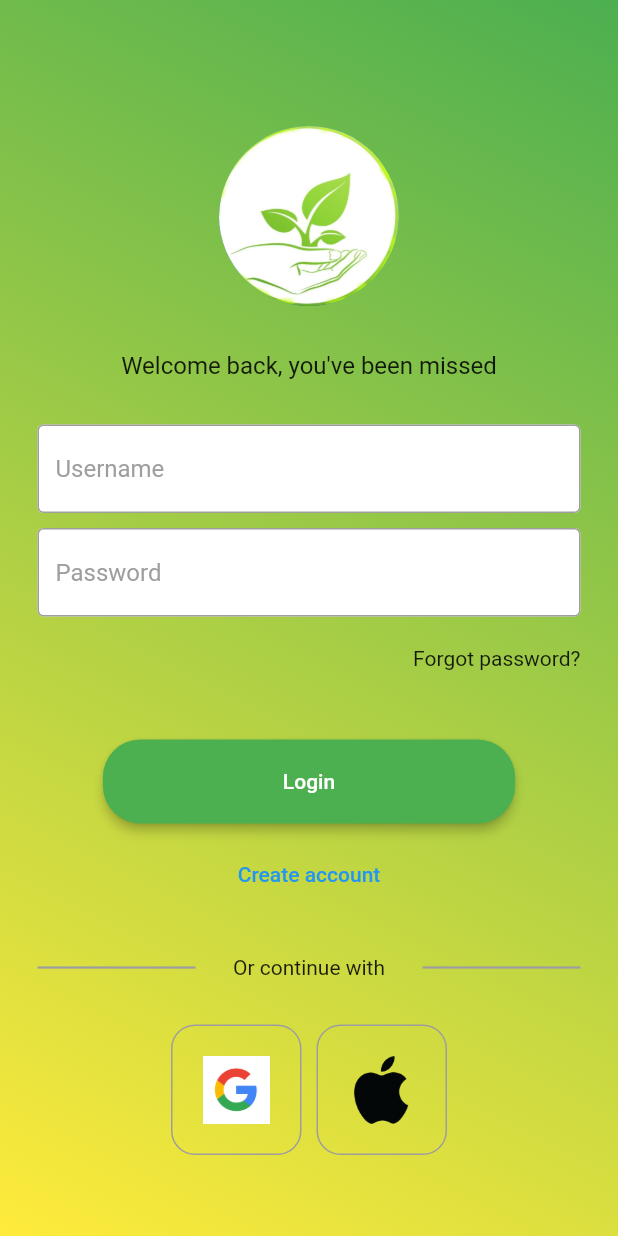
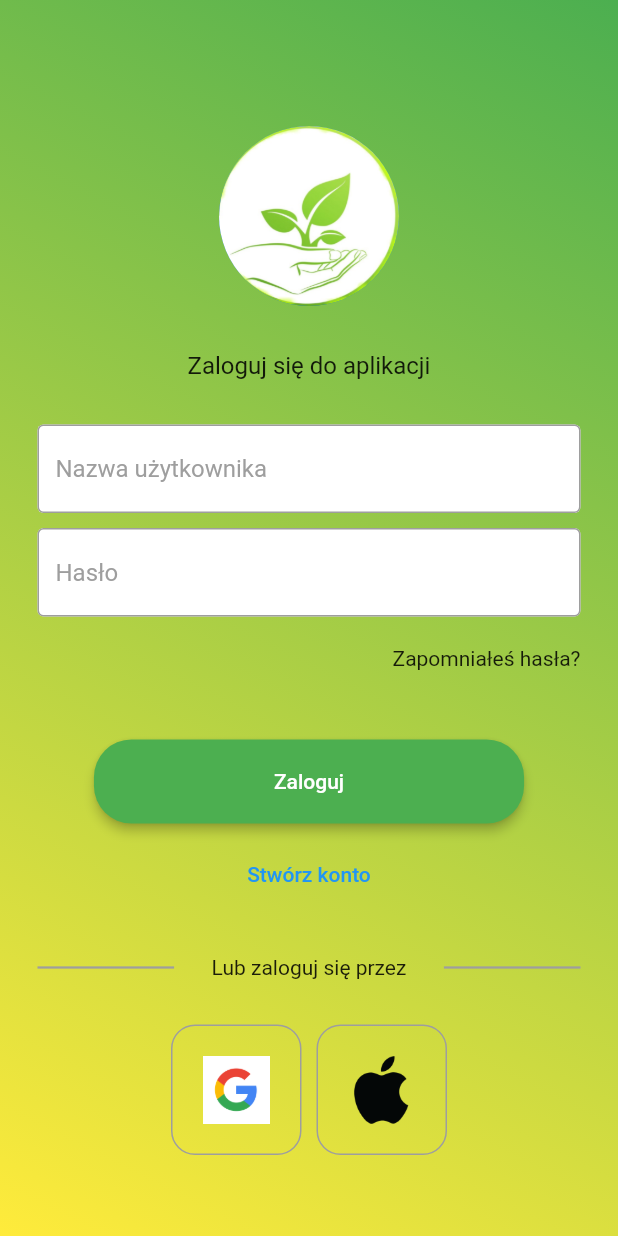
Before and after one commit to Jacek96/AgroRecords, a Flutter app: the screen it shows after launch, on a phone screen of 412 x 824 dp. Run offline on Flutter 3.47's test engine with Material 2 defaults, Android fonts, the phone set to English and light mode, and no system bars; our stand-ins replace cloud_firestore, date_time_picker, firebase_auth, firebase_core; accounts and stored records are empty.

```diff
--- a/lib/App/login/login_page.dart
+++ b/lib/App/login/login_page.dart
@@ -57,8 +57,8 @@ class _LoginPageState extends State<LoginPage> {
                   // Welcome back, you've been missed
                   Text(
                     isCreatingAccount == true
-                        ? 'Create a new account'
-                        : 'Welcome back, you\'ve been missed',
+                        ? 'Załóż konto'
+                        : 'Zaloguj się do aplikacji',
                     style: const TextStyle(fontSize: 16),
                   ),
 
@@ -67,7 +67,7 @@ class _LoginPageState extends State<LoginPage> {
                   //email textfield
                   MyTextField(
                     controller: widget.usernameController,
-                    hintText: 'Username',
+                    hintText: 'Nazwa użytkownika',
                     obscureText: false,
                   ),
 
@@ -76,7 +76,7 @@ class _LoginPageState extends State<LoginPage> {
                   //password textfiled
                   MyTextField(
                     controller: widget.passwordController,
-                    hintText: 'Password',
+                    hintText: 'Hasło',
                     obscureText: true,
                   ),
 
@@ -88,7 +88,7 @@ class _LoginPageState extends State<LoginPage> {
                     child: Row(
                       mainAxisAlignment: MainAxisAlignment.end,
                       children: const [
-                        Text('Forgot password?'),
+                        Text('Zapomniałeś hasła?'),
                       ],
                     ),
                   ),
@@ -142,8 +142,9 @@ class _LoginPageState extends State<LoginPage> {
                         }
                       }
                     },
-                    child:
-                        Text(isCreatingAccount == true ? 'Sign In' : 'Login'),
+                    child: Text(isCreatingAccount == true
+                        ? 'Zarejestruj się'
+                        : 'Zaloguj'),
                   ),
                   // MyButton(
                   //   onTap: signUserIn,
@@ -156,7 +157,7 @@ class _LoginPageState extends State<LoginPage> {
                           isCreatingAccount = true;
                         });
                       },
-                      child: Text('Create account'),
+                      child: const Text('Stwórz konto'),
                     ),
                   ],
                   if (isCreatingAccount == true) ...[
@@ -166,7 +167,7 @@ class _LoginPageState extends State<LoginPage> {
                           isCreatingAccount = false;
                         });
                       },
-                      child: Text('I have an account'),
+                      child: const Text('Mam już konto'),
                     ),
                   ],
 
@@ -185,7 +186,7 @@ class _LoginPageState extends State<LoginPage> {
                         ),
                         Padding(
                           padding: EdgeInsets.symmetric(horizontal: 25.0),
-                          child: Text('Or continue with'),
+                          child: Text('Lub zaloguj się przez'),
                         ),
                         Expanded(
                           child: Divider(
--- a/pubspec.yaml
+++ b/pubspec.yaml
@@ -35,9 +35,10 @@ dependencies:
   # Use with the CupertinoIcons class for iOS style icons.
   cupertino_icons: ^1.0.2
   firebase_core: ^2.6.1
-  firebase_auth: ^4.2.8
+  firebase_auth: ^4.2.9
   cloud_firestore: ^4.4.3
   date_time_picker: ^2.1.0
+  gradle_properties: ^1.0.0
 
 dev_dependencies:
   flutter_test:
```
Also changed, not shown: lib/App/Home/my_records/record_page_content.dart (+19 -30 lines), pubspec.lock, 1 other file.
